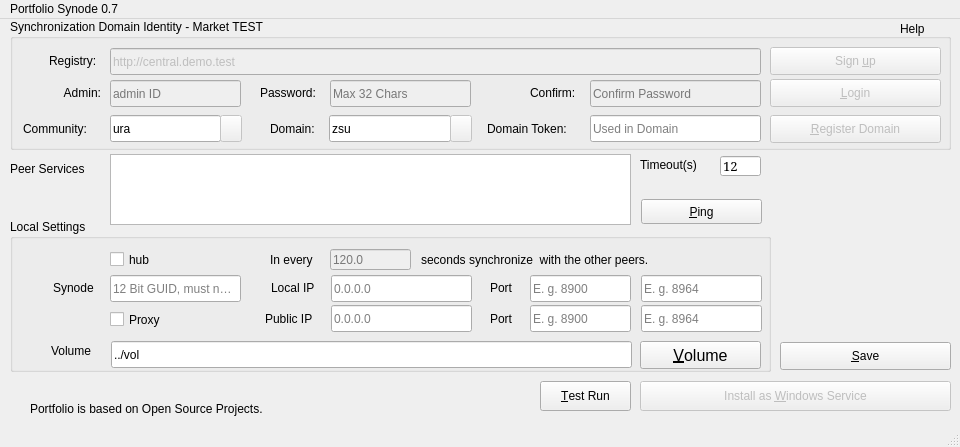
The window that synode.py/src/synodepy3/form.ui (odys-z/semantic-jserv) describes before a commit, drawn with Qt 5.
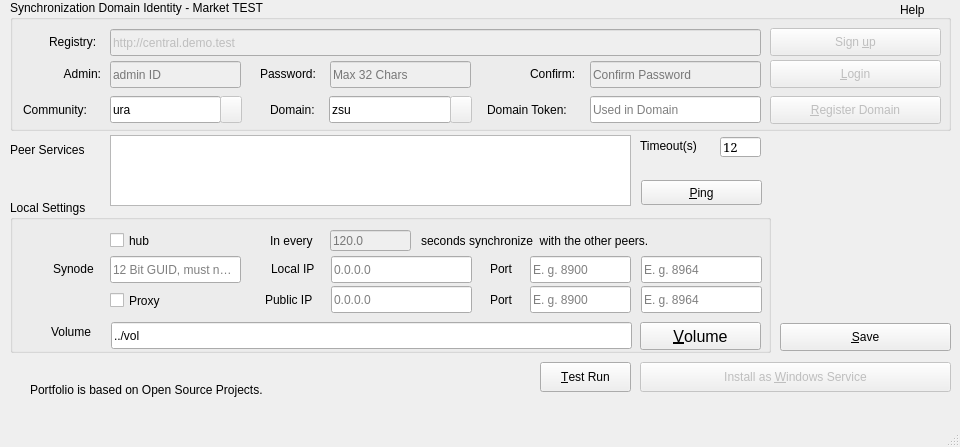
The same window after the commit. Icons and pictures are not drawn.

Commit message:
anson.py3 0.2.7 & synode.py3 0.7.6: using semanticshare as common namespace for io.* packages.
Add semantics.py3 as common package naemspace for parsable types to anson.py3.
move src/io => antson/semantics.py3.

Patch:
```diff
--- a/synode.py/src/synodepy3/form.ui
+++ b/synode.py/src/synodepy3/form.ui
@@ -965,7 +965,7 @@
       <string extracomment="Global / Domain wide node ID."/>
      </property>
      <property name="inputMask">
-      <string>000000</string>
+      <string>0000</string>
      </property>
      <property name="text">
       <string/>
@@ -1036,13 +1036,6 @@
      <height>24</height>
     </rect>
    </property>
-   <widget class="QMenu" name="menuPortfolio_0_7">
-    <property name="title">
-     <string>Portfolio Synode 0.7</string>
-    </property>
-    <addaction name="actionAbout"/>
-   </widget>
-   <addaction name="menuPortfolio_0_7"/>
   </widget>
   <widget class="QStatusBar" name="statusbar"/>
   <action name="actionAbout">
```
Left out of the diff: 5 changed lines with no effect on the pictures. The commit also changes 8 other files.
